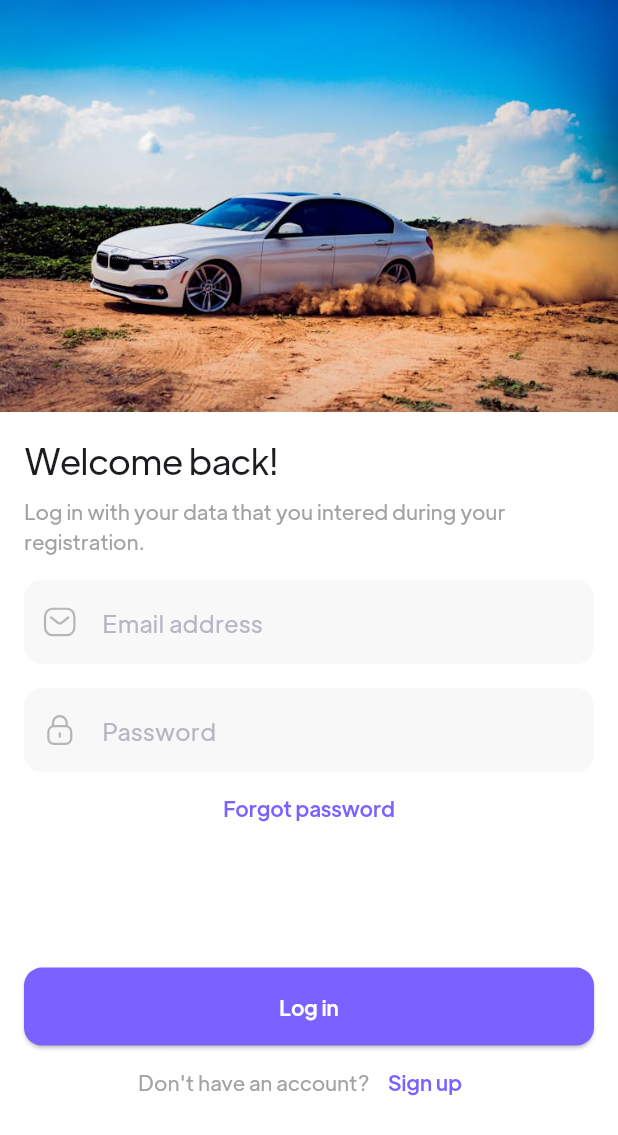
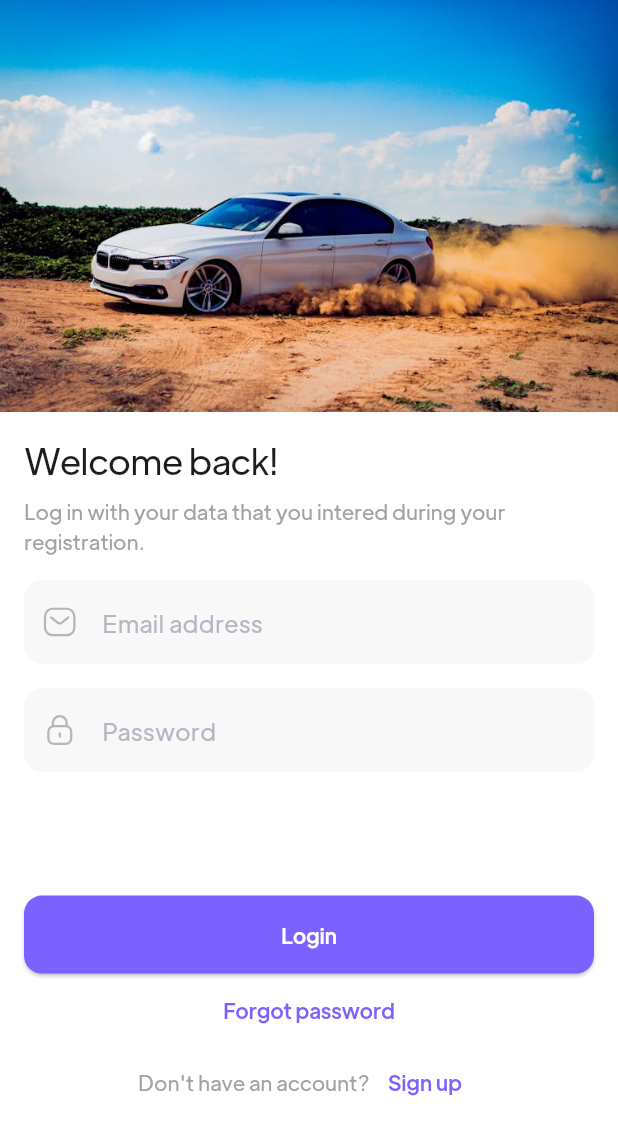
Before and after one commit to Muflih-uk/Velvo-Drive, a Flutter app: the LoginScreen screen opened by its route, on a phone screen of 412 x 824 dp. Shown: the top 1135 px of the screen. Run offline on Flutter 3.47's test engine with Material 3 defaults, Android fonts, the phone set to English and light mode, and no system bars; our stand-ins replace cached_network_image, dio, flutter_rating_bar, flutter_svg, form_field_validator, image_cropper and 2 more; accounts and stored records are empty.

Commit message:
Login Screen Completed

```diff
--- a/frontend/lib/screens/auth/views/components/login_form.dart
+++ b/frontend/lib/screens/auth/views/components/login_form.dart
@@ -1,26 +1,49 @@
 import 'package:flutter/material.dart';
 import 'package:flutter_svg/flutter_svg.dart';
-
+import 'package:provider/provider.dart';
+import 'package:shop/provider/auth_provider.dart';
+import 'package:shop/route/route_constants.dart';
 import '../../../../constants.dart';
 
 class LogInForm extends StatelessWidget {
-  const LogInForm({
+  LogInForm({
     super.key,
     required this.formKey,
   });
 
   final GlobalKey<FormState> formKey;
 
+  final _emailController = TextEditingController();
+  final _passwordController = TextEditingController();
+
+  void _login(BuildContext context) async {
+    if (formKey.currentState!.validate()) {
+      Navigator.pushNamedAndRemoveUntil(
+          context,
+          entryPointScreenRoute,
+          ModalRoute.withName(logInScreenRoute));
+      final authProvider = Provider.of<AuthProvider>(context, listen: false);
+      final success = await authProvider.login(
+        _emailController.text,
+        _passwordController.text,
+      );
+      if (!success) {
+        ScaffoldMessenger.of(context).showSnackBar(
+          SnackBar(content: Text(authProvider.error ?? 'Login Failed')),
+        );
+      }
+    }
+  }
+
   @override
   Widget build(BuildContext context) {
+    final Size size = MediaQuery.of(context).size;
     return Form(
       key: formKey,
       child: Column(
         children: [
           TextFormField(
-            onSaved: (emal) {
-              // Email
-            },
+            controller: _emailController,
             validator: emaildValidator.call,
             textInputAction: TextInputAction.next,
             keyboardType: TextInputType.emailAddress,
@@ -46,9 +69,7 @@ class LogInForm extends StatelessWidget {
           ),
           const SizedBox(height: defaultPadding),
           TextFormField(
-            onSaved: (pass) {
-              // Password
-            },
+            controller: _passwordController,
             validator: passwordValidator.call,
             obscureText: true,
             decoration: InputDecoration(
@@ -71,6 +92,16 @@ class LogInForm extends StatelessWidget {
               ),
             ),
           ),
+          SizedBox(
+            height: size.height > 700
+                ? size.height * 0.1
+                : defaultPadding,
+          ),
+          Consumer<AuthProvider>(
+            builder: (context, auth, child) => auth.isLoading
+              ? const CircularProgressIndicator()
+              : ElevatedButton(onPressed: () => _login(context), child: const Text('Login')),
+          ),
         ],
       ),
     );
--- a/frontend/lib/screens/auth/views/login_screen.dart
+++ b/frontend/lib/screens/auth/views/login_screen.dart
@@ -12,11 +12,12 @@ class LoginScreen extends StatefulWidget {
 }
 
 class _LoginScreenState extends State<LoginScreen> {
+
+
   final GlobalKey<FormState> _formKey = GlobalKey<FormState>();
 
   @override
   Widget build(BuildContext context) {
-    final Size size = MediaQuery.of(context).size;
 
     return Scaffold(
       body: SingleChildScrollView(
@@ -50,22 +51,6 @@ class _LoginScreenState extends State<LoginScreen> {
                       },
                     ),
                   ),
-                  SizedBox(
-                    height: size.height > 700
-                        ? size.height * 0.1
-                        : defaultPadding,
-                  ),
-                  ElevatedButton(
-                    onPressed: () {
-                      if (_formKey.currentState!.validate()) {
-                        Navigator.pushNamedAndRemoveUntil(
-                            context,
-                            entryPointScreenRoute,
-                            ModalRoute.withName(logInScreenRoute));
-                      }
-                    },
-                    child: const Text("Log in"),
-                  ),
                   Row(
                     mainAxisAlignment: MainAxisAlignment.center,
                     children: [
--- a/frontend/lib/screens/auth/views/signup_screen.dart
+++ b/frontend/lib/screens/auth/views/signup_screen.dart
@@ -78,9 +78,6 @@ class _SignUpScreenState extends State<SignUpScreen> {
                   const SizedBox(height: defaultPadding * 2),
                   ElevatedButton(
                     onPressed: () {
-                      // There is 2 more screens while user complete their profile
-                      // afre sign up, it's available on the pro version get it now
-                      // 🔗 https://theflutterway.gumroad.com/l/fluttershop
                       Navigator.pushNamed(context, entryPointScreenRoute);
                     },
                     child: const Text("Continue"),
```
